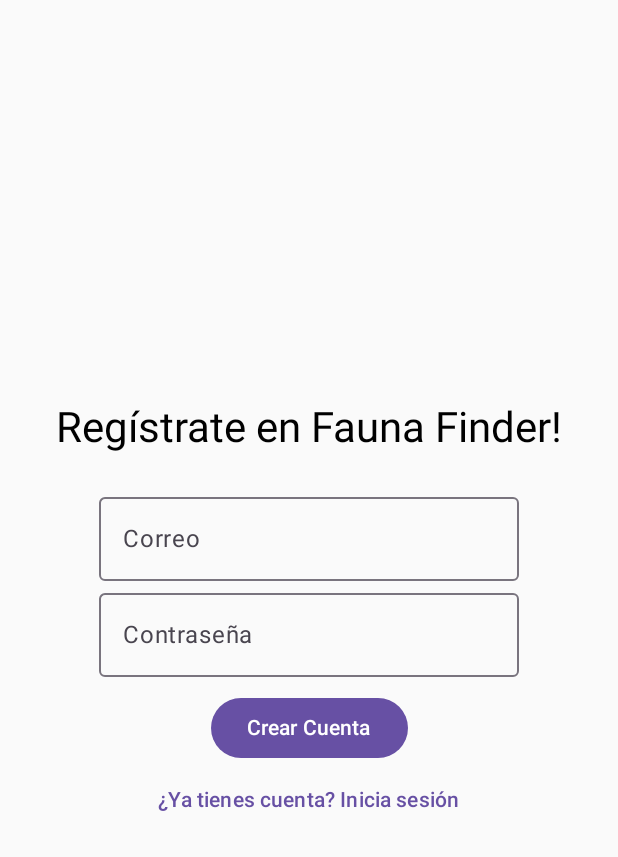
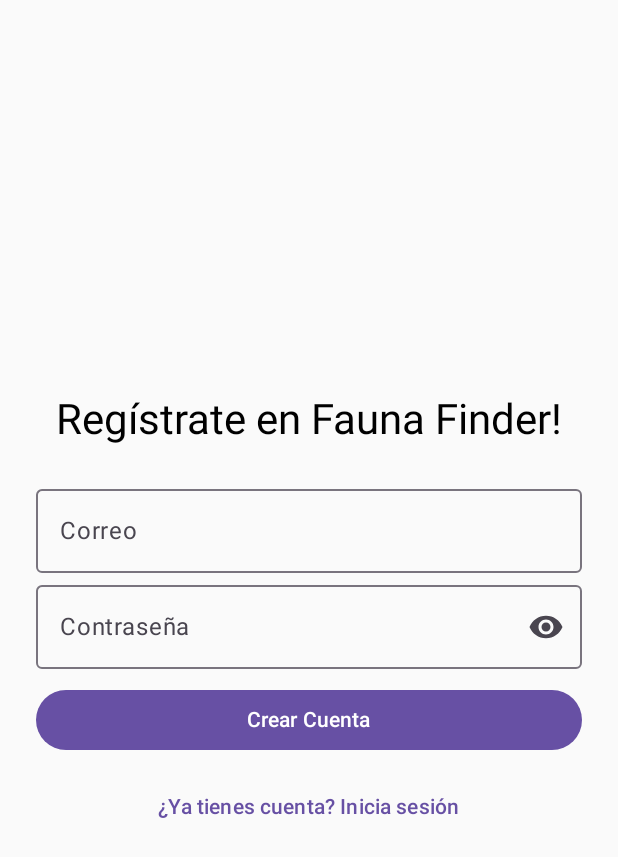
Before and after one commit to PUJ-ICM-2312/FaunaFinder, an Android app built with Jetpack Compose: the RegisterScreen screen opened through its navigation route, on a phone screen of 412 x 824 dp. Shown: the top 857 px of the screen. Run offline under Robolectric (Android 15) with nearby library versions, the phone set to English and light mode, and no system bars; our stand-ins replace Firebase (no records; nobody signed in at launch, a user with empty details on screens opened directly).

Commit message:
porfin dijastra bro

```diff
--- a/app/build.gradle.kts
+++ b/app/build.gradle.kts
@@ -80,6 +80,7 @@
     implementation(libs.androidx.ui.graphics)
     implementation(libs.androidx.ui.tooling.preview)
     implementation(libs.androidx.material3)
+    implementation(libs.firebase.firestore.ktx)
 
     // Test
     testImplementation(libs.junit)
--- a/app/src/main/java/com/example/faunafinder/ui/auth/RegisterScreen.kt
+++ b/app/src/main/java/com/example/faunafinder/ui/auth/RegisterScreen.kt
@@ -1,25 +1,39 @@
 package com.example.faunafinder.ui.screens
 
+import android.widget.Toast
 import androidx.compose.foundation.layout.*
+import androidx.compose.material.icons.Icons
+import androidx.compose.material.icons.filled.Visibility
+import androidx.compose.material.icons.filled.VisibilityOff
 import androidx.compose.material3.*
 import androidx.compose.runtime.*
 import androidx.compose.ui.Alignment
 import androidx.compose.ui.Modifier
+import androidx.compose.ui.platform.LocalContext
+import androidx.compose.ui.text.input.PasswordVisualTransformation
+import androidx.compose.ui.text.input.VisualTransformation
 import androidx.compose.ui.unit.dp
 import androidx.navigation.NavController
 import com.example.faunafinder.navigation.Screen
-import android.widget.Toast
-import androidx.compose.ui.platform.LocalContext
 import com.google.firebase.auth.FirebaseAuth
-
+import com.google.firebase.firestore.FirebaseFirestore
 
 @Composable
 fun RegisterScreen(navController: NavController) {
+    val context = LocalContext.current
     var email by remember { mutableStateOf("") }
     var password by remember { mutableStateOf("") }
+    var isLoading by remember { mutableStateOf(false) }
+    var errorMessage by remember { mutableStateOf<String?>(null) }
+    var passwordVisible by remember { mutableStateOf(false) }
+
+    val auth = FirebaseAuth.getInstance()
+    val db = FirebaseFirestore.getInstance()
 
     Column(
-        modifier = Modifier.fillMaxSize(),
+        modifier = Modifier
+            .fillMaxSize()
+            .padding(24.dp),
         horizontalAlignment = Alignment.CenterHorizontally,
         verticalArrangement = Arrangement.Center
     ) {
@@ -27,28 +41,89 @@
 
         Spacer(modifier = Modifier.height(20.dp))
 
-        // Campos de entrada con estado
         OutlinedTextField(
             value = email,
-            onValueChange = { email = it }, // Permite escribir
-            label = { Text("Correo") }
+            onValueChange = { email = it },
+            label = { Text("Correo") },
+            singleLine = true,
+            modifier = Modifier.fillMaxWidth()
         )
 
         OutlinedTextField(
             value = password,
-            onValueChange = { password = it }, // Permite escribir
-            label = { Text("Contraseña") }
+            onValueChange = { password = it },
+            label = { Text("Contraseña") },
+            singleLine = true,
+            visualTransformation = if (passwordVisible) VisualTransformation.None else PasswordVisualTransformation(),
+            trailingIcon = {
+                val icon = if (passwordVisible) Icons.Filled.VisibilityOff else Icons.Filled.Visibility
+                val description = if (passwordVisible) "Mostrar/Ocultar contraseña" else "Mostrar/Ocultar contraseña"
+
+                IconButton(onClick = { passwordVisible = !passwordVisible }) {
+                    Icon(imageVector = icon, contentDescription = description)
+                }
+            },
+            modifier = Modifier.fillMaxWidth()
         )
 
         Spacer(modifier = Modifier.height(10.dp))
 
-        Button(onClick = {
-            navController.navigate(Screen.Login.route) // Simula registro
-        }) {
-            Text("Crear Cuenta")
+        Button(
+            onClick = {
+                if (email.isBlank() || password.isBlank()) {
+                    errorMessage = "Todos los campos son obligatorios"
+                    return@Button
+                }
+
+                isLoading = true
+                errorMessage = null
+
+                auth.createUserWithEmailAndPassword(email.trim(), password.trim())
+                    .addOnCompleteListener { task ->
+                        if (task.isSuccessful) {
+                            val user = auth.currentUser
+                            user?.let {
+                                val userData = hashMapOf(
+                                    "email" to it.email,
+                                    "uid" to it.uid
+                                )
+
+                                db.collection("users")
+                                    .document(it.uid)
+                                    .set(userData)
+                                    .addOnSuccessListener {
+                                        isLoading = false
+                                        navController.navigate(Screen.Feed.route) {
+                                            popUpTo(Screen.Register.route) { inclusive = true }
+                                        }
+                                    }
+                                    .addOnFailureListener { e ->
+                                        isLoading = false
+                                        errorMessage = "Error guardando datos: ${e.message}"
+                                    }
+                            }
+                        } else {
+                            isLoading = false
+                            errorMessage = task.exception?.message ?: "Error al crear cuenta"
+                        }
+                    }
+            },
+            enabled = !isLoading,
+            modifier = Modifier.fillMaxWidth()
+        ) {
+            Text(text = if (isLoading) "Registrando..." else "Crear Cuenta")
         }
 
-        TextButton(onClick = { navController.navigate(Screen.Login.route) }) {
+        errorMessage?.let { message ->
+            Spacer(modifier = Modifier.height(8.dp))
+            Text(text = message, color = MaterialTheme.colorScheme.error)
+        }
+
+        Spacer(modifier = Modifier.height(10.dp))
+
+        TextButton(
+            onClick = { navController.navigate(Screen.Login.route) }
+        ) {
             Text("¿Ya tienes cuenta? Inicia sesión")
         }
     }
--- a/gradle/libs.versions.toml
+++ b/gradle/libs.versions.toml
@@ -8,6 +8,7 @@
 lifecycleRuntimeKtx = "2.8.7"
 activityCompose = "1.10.1"
 composeBom = "2024.04.01"
+firebaseFirestoreKtx = "25.1.4"
 
 [libraries]
 androidx-core-ktx = { group = "androidx.core", name = "core-ktx", version.ref = "coreKtx" }
@@ -24,6 +25,7 @@
 androidx-ui-test-manifest = { group = "androidx.compose.ui", name = "ui-test-manifest" }
 androidx-ui-test-junit4 = { group = "androidx.compose.ui", name = "ui-test-junit4" }
 androidx-material3 = { group = "androidx.compose.material3", name = "material3" }
+firebase-firestore-ktx = { group = "com.google.firebase", name = "firebase-firestore-ktx", version.ref = "firebaseFirestoreKtx" }
 
 [plugins]
 android-application = { id = "com.android.application", version.ref = "agp" }
```
